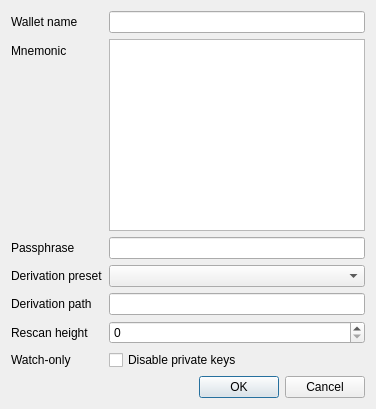
First picture: the form in src/qt/forms/restoremnemonicdialog.ui, repository YHWH-angel/ADONAI, before the edit.
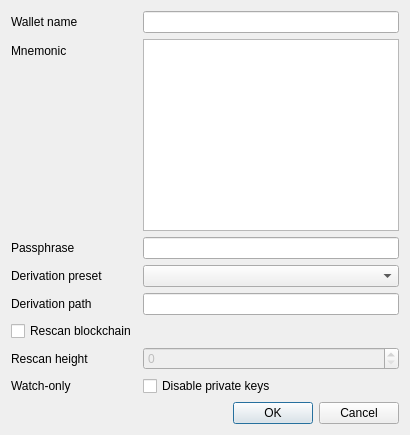
Second picture: the form after the edit.

```diff
--- a/src/qt/forms/restoremnemonicdialog.ui
+++ b/src/qt/forms/restoremnemonicdialog.ui
@@ -52,23 +52,32 @@
      <item row="4" column="1">
       <widget class="QLineEdit" name="derivation_edit"/>
      </item>
-     <item row="5" column="0">
-      <widget class="QLabel" name="label_rescan">
-       <property name="text"><string>Rescan height</string></property>
+    <item row="5" column="0">
+      <widget class="QCheckBox" name="rescan_checkbox">
+       <property name="text"><string>Rescan blockchain</string></property>
       </widget>
      </item>
      <item row="5" column="1">
+      <widget class="QLabel" name="label_dummy"/>
+     </item>
+     <item row="6" column="0">
+      <widget class="QLabel" name="label_rescan_height">
+       <property name="text"><string>Rescan height</string></property>
+      </widget>
+     </item>
+     <item row="6" column="1">
       <widget class="QSpinBox" name="rescan_spinbox">
+       <property name="enabled"><bool>false</bool></property>
        <property name="minimum"><number>0</number></property>
        <property name="maximum"><number>2100000000</number></property>
       </widget>
      </item>
-     <item row="6" column="0">
+     <item row="7" column="0">
       <widget class="QLabel" name="label_watchonly">
        <property name="text"><string>Watch-only</string></property>
       </widget>
      </item>
-     <item row="6" column="1">
+     <item row="7" column="1">
       <widget class="QCheckBox" name="watchonly_checkbox">
        <property name="text"><string>Disable private keys</string></property>
       </widget>
```
